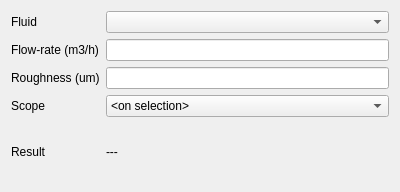
oddtopus/flamingo, file dialogs/dp.ui: the form before one commit.
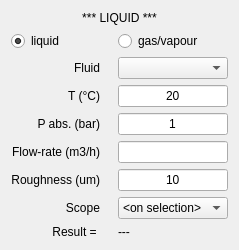
The form after the commit.

The edit to the form file:
```diff
--- a/dialogs/dp.ui
+++ b/dialogs/dp.ui
@@ -6,60 +6,140 @@
    <rect>
     <x>0</x>
     <y>0</y>
-    <width>400</width>
-    <height>192</height>
+    <width>234</width>
+    <height>245</height>
    </rect>
   </property>
   <property name="windowTitle">
    <string>Dp calculator</string>
   </property>
   <layout class="QGridLayout" name="gridLayout">
+   <item row="0" column="0" colspan="4">
+    <widget class="QLabel" name="labState">
+     <property name="text">
+      <string>*** LIQUID ***</string>
+     </property>
+     <property name="alignment">
+      <set>Qt::AlignCenter</set>
+     </property>
+    </widget>
+   </item>
+   <item row="10" column="0">
+    <widget class="QLabel" name="label_5">
+     <property name="sizePolicy">
+      <sizepolicy hsizetype="MinimumExpanding" vsizetype="Preferred">
+       <horstretch>0</horstretch>
+       <verstretch>0</verstretch>
+      </sizepolicy>
+     </property>
+     <property name="text">
+      <string>Result = </string>
+     </property>
+     <property name="alignment">
+      <set>Qt::AlignRight|Qt::AlignTrailing|Qt::AlignVCenter</set>
+     </property>
+    </widget>
+   </item>
    <item row="5" column="0">
+    <widget class="QLabel" name="labQ">
+     <property name="sizePolicy">
+      <sizepolicy hsizetype="MinimumExpanding" vsizetype="Preferred">
+       <horstretch>0</horstretch>
+       <verstretch>0</verstretch>
+      </sizepolicy>
+     </property>
+     <property name="text">
+      <string>Flow-rate (m3/h)</string>
+     </property>
+     <property name="alignment">
+      <set>Qt::AlignRight|Qt::AlignTrailing|Qt::AlignVCenter</set>
+     </property>
+    </widget>
+   </item>
+   <item row="3" column="0">
+    <widget class="QLabel" name="label_6">
+     <property name="sizePolicy">
+      <sizepolicy hsizetype="MinimumExpanding" vsizetype="Preferred">
+       <horstretch>0</horstretch>
+       <verstretch>0</verstretch>
+      </sizepolicy>
+     </property>
+     <property name="text">
+      <string>T (°C)</string>
+     </property>
+     <property name="alignment">
+      <set>Qt::AlignRight|Qt::AlignTrailing|Qt::AlignVCenter</set>
+     </property>
+    </widget>
+   </item>
+   <item row="8" column="0">
     <widget class="QLabel" name="label_2">
+     <property name="sizePolicy">
+      <sizepolicy hsizetype="MinimumExpanding" vsizetype="Preferred">
+       <horstretch>0</horstretch>
+       <verstretch>0</verstretch>
+      </sizepolicy>
+     </property>
      <property name="text">
       <string>Roughness (um)</string>
      </property>
+     <property name="alignment">
+      <set>Qt::AlignRight|Qt::AlignTrailing|Qt::AlignVCenter</set>
+     </property>
+    </widget>
+   </item>
+   <item row="3" column="3">
+    <widget class="QLineEdit" name="editTemperature">
+     <property name="sizePolicy">
+      <sizepolicy hsizetype="Expanding" vsizetype="Fixed">
+       <horstretch>0</horstretch>
+       <verstretch>0</verstretch>
+      </sizepolicy>
+     </property>
+     <property name="minimumSize">
+      <size>
+       <width>0</width>
+       <height>0</height>
+      </size>
+     </property>
+     <property name="text">
+      <string>20</string>
+     </property>
+     <property name="alignment">
+      <set>Qt::AlignCenter</set>
+     </property>
     </widget>
    </item>
    <item row="2" column="0">
-    <widget class="QLabel" name="label">
-     <property name="text">
-      <string>Flow-rate (m3/h)</string>
-     </property>
-    </widget>
-   </item>
-   <item row="2" column="1">
-    <widget class="QLineEdit" name="editFlow">
-     <property name="alignment">
-      <set>Qt::AlignCenter</set>
-     </property>
-    </widget>
-   </item>
-   <item row="5" column="1">
-    <widget class="QLineEdit" name="editRough">
-     <property name="alignment">
-      <set>Qt::AlignCenter</set>
-     </property>
-    </widget>
-   </item>
-   <item row="1" column="1">
-    <widget class="QComboBox" name="comboFluid"/>
-   </item>
-   <item row="1" column="0">
     <widget class="QLabel" name="label_4">
+     <property name="sizePolicy">
+      <sizepolicy hsizetype="MinimumExpanding" vsizetype="Preferred">
+       <horstretch>0</horstretch>
+       <verstretch>0</verstretch>
+      </sizepolicy>
+     </property>
      <property name="text">
       <string>Fluid</string>
      </property>
+     <property name="alignment">
+      <set>Qt::AlignRight|Qt::AlignTrailing|Qt::AlignVCenter</set>
+     </property>
     </widget>
    </item>
-   <item row="6" column="1">
+   <item row="9" column="3">
     <widget class="QComboBox" name="comboWhat">
      <property name="sizePolicy">
-      <sizepolicy hsizetype="MinimumExpanding" vsizetype="Fixed">
+      <sizepolicy hsizetype="Expanding" vsizetype="Fixed">
        <horstretch>0</horstretch>
        <verstretch>0</verstretch>
       </sizepolicy>
      </property>
+     <property name="minimumSize">
+      <size>
+       <width>0</width>
+       <height>0</height>
+      </size>
+     </property>
      <item>
       <property name="text">
        <string>&lt;on selection&gt;</string>
@@ -67,21 +147,96 @@
      </item>
     </widget>
    </item>
-   <item row="6" column="0">
+   <item row="9" column="0">
     <widget class="QLabel" name="label_3">
+     <property name="sizePolicy">
+      <sizepolicy hsizetype="MinimumExpanding" vsizetype="Preferred">
+       <horstretch>0</horstretch>
+       <verstretch>0</verstretch>
+      </sizepolicy>
+     </property>
      <property name="text">
       <string>Scope</string>
      </property>
+     <property name="alignment">
+      <set>Qt::AlignRight|Qt::AlignTrailing|Qt::AlignVCenter</set>
+     </property>
     </widget>
    </item>
-   <item row="7" column="1">
+   <item row="5" column="3">
+    <widget class="QLineEdit" name="editFlow">
+     <property name="sizePolicy">
+      <sizepolicy hsizetype="Expanding" vsizetype="Fixed">
+       <horstretch>0</horstretch>
+       <verstretch>0</verstretch>
+      </sizepolicy>
+     </property>
+     <property name="minimumSize">
+      <size>
+       <width>0</width>
+       <height>0</height>
+      </size>
+     </property>
+     <property name="text">
+      <string/>
+     </property>
+     <property name="alignment">
+      <set>Qt::AlignCenter</set>
+     </property>
+    </widget>
+   </item>
+   <item row="8" column="3">
+    <widget class="QLineEdit" name="editRough">
+     <property name="sizePolicy">
+      <sizepolicy hsizetype="Expanding" vsizetype="Fixed">
+       <horstretch>0</horstretch>
+       <verstretch>0</verstretch>
+      </sizepolicy>
+     </property>
+     <property name="minimumSize">
+      <size>
+       <width>0</width>
+       <height>0</height>
+      </size>
+     </property>
+     <property name="text">
+      <string>10</string>
+     </property>
+     <property name="alignment">
+      <set>Qt::AlignCenter</set>
+     </property>
+    </widget>
+   </item>
+   <item row="2" column="3">
+    <widget class="QComboBox" name="comboFluid">
+     <property name="sizePolicy">
+      <sizepolicy hsizetype="Expanding" vsizetype="Fixed">
+       <horstretch>0</horstretch>
+       <verstretch>0</verstretch>
+      </sizepolicy>
+     </property>
+     <property name="minimumSize">
+      <size>
+       <width>0</width>
+       <height>0</height>
+      </size>
+     </property>
+    </widget>
+   </item>
+   <item row="10" column="3">
     <widget class="QLabel" name="labResult">
      <property name="sizePolicy">
-      <sizepolicy hsizetype="Preferred" vsizetype="Preferred">
+      <sizepolicy hsizetype="Expanding" vsizetype="Preferred">
        <horstretch>0</horstretch>
        <verstretch>0</verstretch>
       </sizepolicy>
      </property>
+     <property name="minimumSize">
+      <size>
+       <width>0</width>
+       <height>0</height>
+      </size>
+     </property>
      <property name="font">
       <font>
        <pointsize>9</pointsize>
@@ -95,10 +250,58 @@
      </property>
     </widget>
    </item>
-   <item row="7" column="0">
-    <widget class="QLabel" name="label_5">
+   <item row="4" column="0">
+    <widget class="QLabel" name="label_7">
+     <property name="sizePolicy">
+      <sizepolicy hsizetype="MinimumExpanding" vsizetype="Preferred">
+       <horstretch>0</horstretch>
+       <verstretch>0</verstretch>
+      </sizepolicy>
+     </property>
      <property name="text">
-      <string>Result</string>
+      <string>P abs. (bar)</string>
+     </property>
+     <property name="alignment">
+      <set>Qt::AlignRight|Qt::AlignTrailing|Qt::AlignVCenter</set>
+     </property>
+    </widget>
+   </item>
+   <item row="4" column="3">
+    <widget class="QLineEdit" name="editPressure">
+     <property name="sizePolicy">
+      <sizepolicy hsizetype="Expanding" vsizetype="Fixed">
+       <horstretch>0</horstretch>
+       <verstretch>0</verstretch>
+      </sizepolicy>
+     </property>
+     <property name="minimumSize">
+      <size>
+       <width>0</width>
+       <height>0</height>
+      </size>
+     </property>
+     <property name="text">
+      <string>1</string>
+     </property>
+     <property name="alignment">
+      <set>Qt::AlignCenter</set>
+     </property>
+    </widget>
+   </item>
+   <item row="1" column="0">
+    <widget class="QRadioButton" name="radioLiquid">
+     <property name="text">
+      <string>liquid</string>
+     </property>
+     <property name="checked">
+      <bool>true</bool>
+     </property>
+    </widget>
+   </item>
+   <item row="1" column="3">
+    <widget class="QRadioButton" name="radioGas">
+     <property name="text">
+      <string>gas/vapour</string>
      </property>
     </widget>
    </item>
```
Left out of the diff: 8 changed lines with no effect on the pictures.
